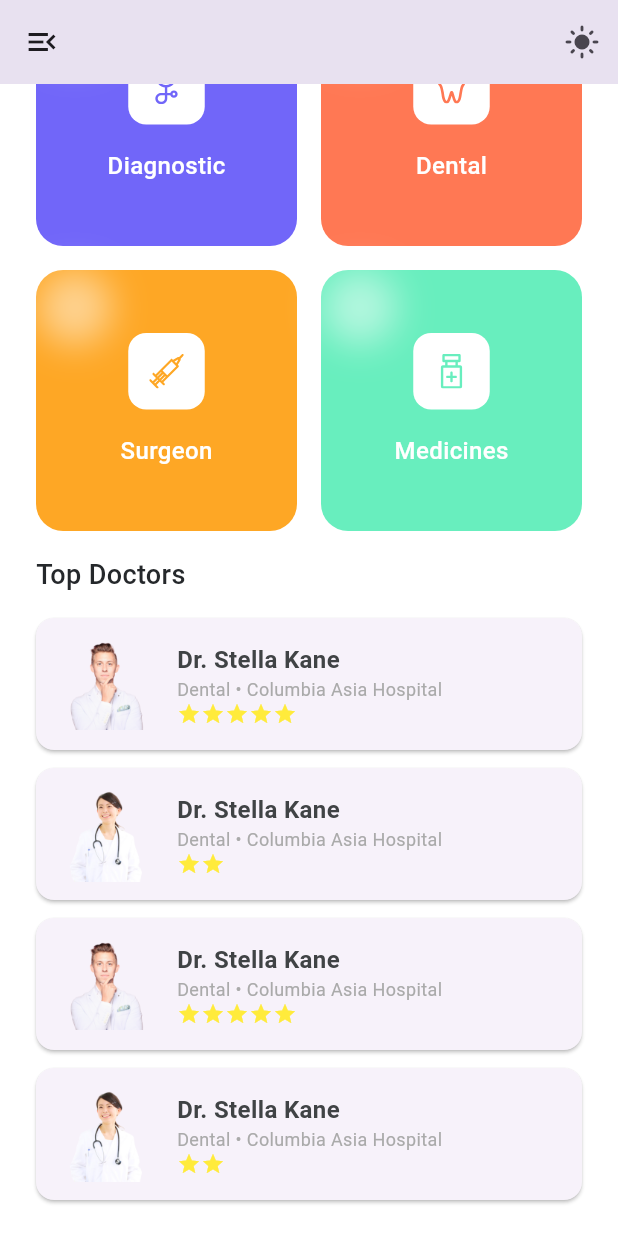
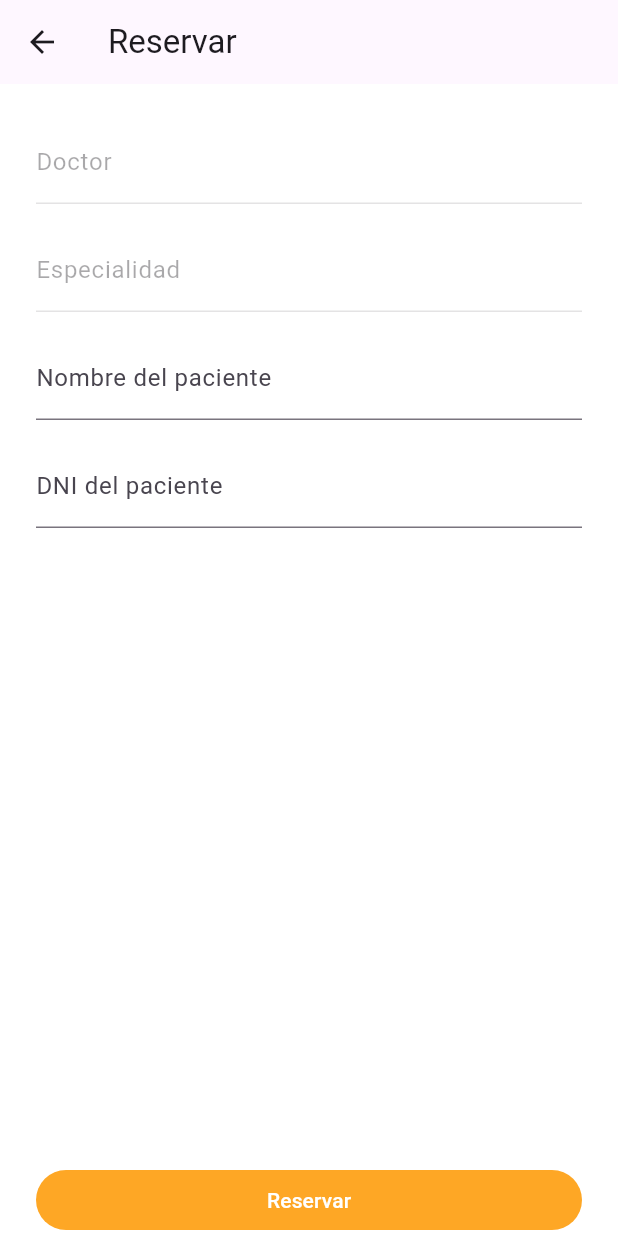
Before and after one commit to RicharC293/doctor_app, a Flutter app: the HomeScreen screen opened by its route, scrolled down 218 dp, after a tap on "Medicines", on a phone screen of 412 x 824 dp. Run offline on Flutter 3.47's test engine with Material 3 defaults, Android fonts, the phone set to English and light mode, and no system bars; our stand-ins replace flutter_svg.

Commit message:
Add ReservationScreen and implement navigation from HomeScreen

```diff
--- a/lib/screens/home_screen.dart
+++ b/lib/screens/home_screen.dart
@@ -1,3 +1,4 @@
+import 'package:doctor_app_template/screens/reservation_screen.dart';
 import 'package:doctor_app_template/widgets/doctor_card.dart';
 import 'package:doctor_app_template/widgets/medical_card.dart';
 import 'package:flutter/material.dart';
@@ -122,7 +123,9 @@ class _HomeScreenState extends State<HomeScreen> {
                 color: const Color(0xff68EEBE),
                 srcIcon: "assets/svg/medicines.svg",
                 title: "Medicines",
-                onTap: () {},
+                onTap: () {
+                  Navigator.pushNamed(context, ReservationScreen.routeName);
+                },
               ),
             ],
           ),
@@ -173,11 +176,12 @@ class _HomeScreenState extends State<HomeScreen> {
           ),
           const SizedBox(height: 12),
           const DoctorCard(
-              image: "assets/images/doctor_card_2.png",
-              name: "Dr. Stella Kane",
-              speciality: "Dental",
-              medicalCenter: "Columbia Asia Hospital",
-              rating: 2),
+            image: "assets/images/doctor_card_2.png",
+            name: "Dr. Stella Kane",
+            speciality: "Dental",
+            medicalCenter: "Columbia Asia Hospital",
+            rating: 2,
+          ),
         ],
       ),
     );
--- /dev/null
+++ b/lib/screens/reservation_screen.dart
@@ -0,0 +1,129 @@
+import 'package:flutter/material.dart';
+
+class ReservationScreen extends StatefulWidget {
+  const ReservationScreen({super.key});
+
+  static const String routeName = "/reservation";
+
+  @override
+  State<ReservationScreen> createState() => _ReservationScreenState();
+}
+
+class _ReservationScreenState extends State<ReservationScreen> {
+  final GlobalKey<FormState> _formKey = GlobalKey<FormState>();
+
+  int? _idDoctor;
+  String? _doctor;
+  String? _specialty;
+
+  String? _patientName;
+  String? _patientDNI;
+
+  bool _isLoading = false;
+
+  @override
+  void initState() {
+    super.initState();
+    WidgetsBinding.instance.addPostFrameCallback((_) {
+      _getArguments();
+    });
+  }
+
+  void _getArguments() {
+    if (ModalRoute.of(context)!.settings.arguments == null) return;
+    final Map<String, dynamic> arguments =
+        ModalRoute.of(context)!.settings.arguments as Map<String, dynamic>;
+    _idDoctor = arguments["id"] ?? 0;
+    _doctor = arguments["doctor"] ?? "";
+    _specialty = arguments["specialty"] ?? "";
+  }
+
+  @override
+  Widget build(BuildContext context) {
+    return Scaffold(
+      appBar: AppBar(
+        title: const Text("Reservar"),
+      ),
+      body: Padding(
+        padding: const EdgeInsets.all(24.0),
+        child: Form(
+            key: _formKey,
+            child: SingleChildScrollView(
+              child: Column(
+                children: [
+                  TextFormField(
+                    initialValue: _doctor,
+                    decoration: const InputDecoration(
+                      labelText: "Doctor",
+                    ),
+                    enabled: false,
+                  ),
+                  const SizedBox(height: 16),
+                  TextFormField(
+                    initialValue: _specialty,
+                    decoration: const InputDecoration(
+                      labelText: "Especialidad",
+                    ),
+                    enabled: false,
+                  ),
+                  const SizedBox(height: 16),
+                  TextFormField(
+                    decoration: const InputDecoration(
+                      labelText: "Nombre del paciente",
+                    ),
+                    validator: (value) {
+                      if (value == null || value.isEmpty) {
+                        return "El nombre del paciente es requerido";
+                      }
+                      return null;
+                    },
+                    onSaved: (value) {
+                      _patientName = value;
+                    },
+                  ),
+                  const SizedBox(height: 16),
+                  TextFormField(
+                    decoration: const InputDecoration(
+                      labelText: "DNI del paciente",
+                    ),
+                    validator: (value) {
+                      if (value == null || value.isEmpty) {
+                        return "El DNI del paciente es requerido";
+                      }
+                      return null;
+                    },
+                    onSaved: (value) {
+                      _patientDNI = value;
+                    },
+                  ),
+                ],
+              ),
+            )),
+      ),
+      bottomNavigationBar: SafeArea(
+        child: Padding(
+          padding: const EdgeInsets.symmetric(horizontal: 24.0),
+          child: FilledButton(
+            onPressed: () async {
+              if (!_formKey.currentState!.validate()) {
+                return;
+              }
+              _formKey.currentState!.save();
+              print("Reservar");
+              print("Doctor: $_doctor");
+              print("Especialidad: $_specialty");
+              print("Nombre del paciente: $_patientName");
+              print("DNI del paciente: $_patientDNI");
+              _isLoading = true;
+              setState(() {});
+              await Future.delayed(const Duration(seconds: 2));
+              if (!context.mounted) return;
+              Navigator.pop(context);
+            },
+            child: const Text("Reservar"),
+          ),
+        ),
+      ),
+    );
+  }
+}
--- a/lib/utils/routes.dart
+++ b/lib/utils/routes.dart
@@ -1,7 +1,9 @@
 import 'package:doctor_app_template/screens/home_screen.dart';
 import 'package:doctor_app_template/screens/introduction_screen.dart';
+import 'package:doctor_app_template/screens/reservation_screen.dart';
 
 final routes = {
   IntroductionScreen.routeName: (context) => const IntroductionScreen(),
   HomeScreen.routeName: (context) => const HomeScreen(),
+  ReservationScreen.routeName: (context) => const ReservationScreen(),
 };
```
